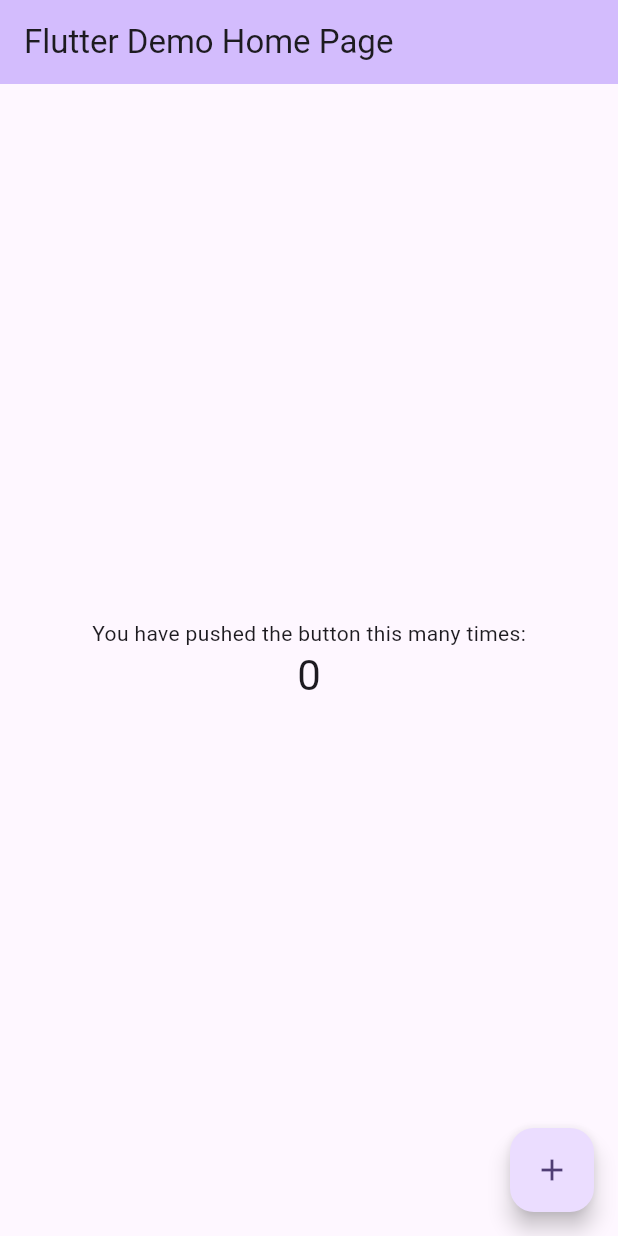
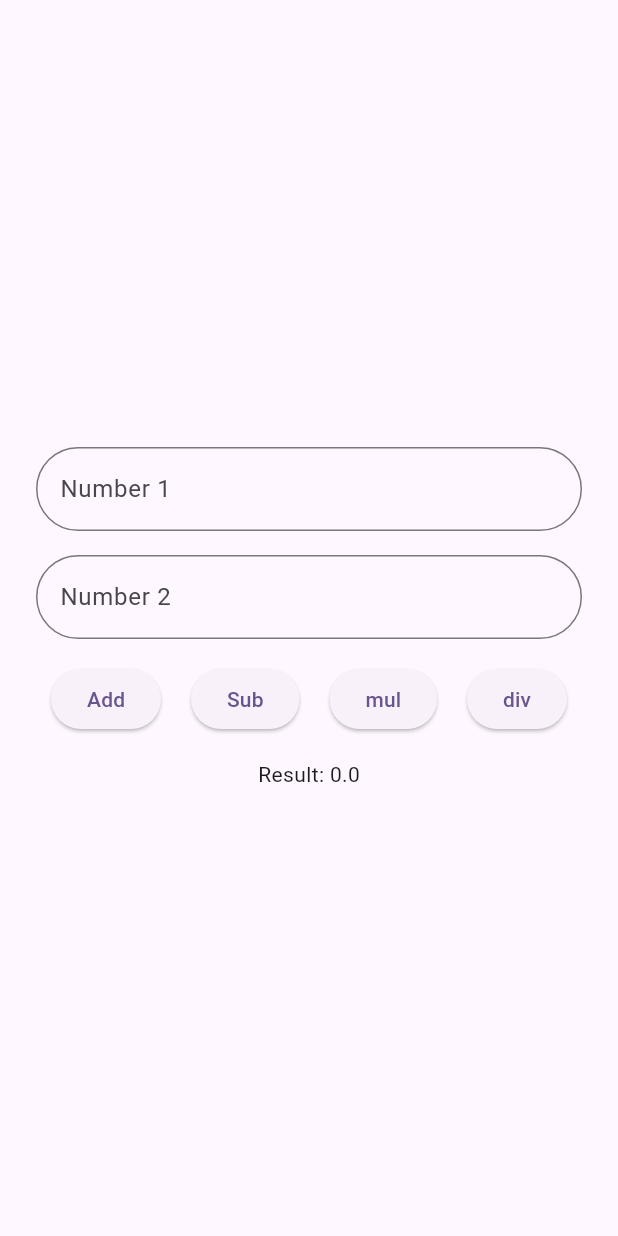
Before and after one commit to HoualefAkram/asr-app, a Flutter app: the screen it shows after launch, on a phone screen of 412 x 824 dp. Run offline on Flutter 3.47's test engine with Material 3 defaults, Android fonts, the phone set to English and light mode, and no system bars.

Commit message:
added funcs

```diff
--- a/lib/main.dart
+++ b/lib/main.dart
@@ -1,3 +1,4 @@
+import 'package:asr/screens/home.dart';
 import 'package:flutter/material.dart';
 
 void main() {
@@ -7,119 +8,24 @@
 class MyApp extends StatelessWidget {
   const MyApp({super.key});
 
-  // This widget is the root of your application.
   @override
   Widget build(BuildContext context) {
     return MaterialApp(
       title: 'Flutter Demo',
       theme: ThemeData(
-        // This is the theme of your application.
-        //
-        // TRY THIS: Try running your application with "flutter run". You'll see
-        // the application has a purple toolbar. Then, without quitting the app,
-        // try changing the seedColor in the colorScheme below to Colors.green
-        // and then invoke "hot reload" (save your changes or press the "hot
-        // reload" button in a Flutter-supported IDE, or press "r" if you used
-        // the command line to start the app).
-        //
-        // Notice that the counter didn't reset back to zero; the application
-        // state is not lost during the reload. To reset the state, use hot
-        // restart instead.
-        //
-        // This works for code too, not just values: Most code changes can be
-        // tested with just a hot reload.
         colorScheme: ColorScheme.fromSeed(seedColor: Colors.deepPurple),
         useMaterial3: true,
       ),
-      home: const MyHomePage(title: 'Flutter Demo Home Page'),
+      home: const Main(),
     );
   }
 }
 
-class MyHomePage extends StatefulWidget {
-  const MyHomePage({super.key, required this.title});
-
-  // This widget is the home page of your application. It is stateful, meaning
-  // that it has a State object (defined below) that contains fields that affect
-  // how it looks.
-
-  // This class is the configuration for the state. It holds the values (in this
-  // case the title) provided by the parent (in this case the App widget) and
-  // used by the build method of the State. Fields in a Widget subclass are
-  // always marked "final".
-
-  final String title;
-
-  @override
-  State<MyHomePage> createState() => _MyHomePageState();
-}
-
-class _MyHomePageState extends State<MyHomePage> {
-  int _counter = 0;
-
-  void _incrementCounter() {
-    setState(() {
-      // This call to setState tells the Flutter framework that something has
-      // changed in this State, which causes it to rerun the build method below
-      // so that the display can reflect the updated values. If we changed
-      // _counter without calling setState(), then the build method would not be
-      // called again, and so nothing would appear to happen.
-      _counter++;
-    });
-  }
+class Main extends StatelessWidget {
+  const Main({super.key});
 
   @override
   Widget build(BuildContext context) {
-    // This method is rerun every time setState is called, for instance as done
-    // by the _incrementCounter method above.
-    //
-    // The Flutter framework has been optimized to make rerunning build methods
-    // fast, so that you can just rebuild anything that needs updating rather
-    // than having to individually change instances of widgets.
-    return Scaffold(
-      appBar: AppBar(
-        // TRY THIS: Try changing the color here to a specific color (to
-        // Colors.amber, perhaps?) and trigger a hot reload to see the AppBar
-        // change color while the other colors stay the same.
-        backgroundColor: Theme.of(context).colorScheme.inversePrimary,
-        // Here we take the value from the MyHomePage object that was created by
-        // the App.build method, and use it to set our appbar title.
-        title: Text(widget.title),
-      ),
-      body: Center(
-        // Center is a layout widget. It takes a single child and positions it
-        // in the middle of the parent.
-        child: Column(
-          // Column is also a layout widget. It takes a list of children and
-          // arranges them vertically. By default, it sizes itself to fit its
-          // children horizontally, and tries to be as tall as its parent.
-          //
-          // Column has various properties to control how it sizes itself and
-          // how it positions its children. Here we use mainAxisAlignment to
-          // center the children vertically; the main axis here is the vertical
-          // axis because Columns are vertical (the cross axis would be
-          // horizontal).
-          //
-          // TRY THIS: Invoke "debug painting" (choose the "Toggle Debug Paint"
-          // action in the IDE, or press "p" in the console), to see the
-          // wireframe for each widget.
-          mainAxisAlignment: MainAxisAlignment.center,
-          children: <Widget>[
-            const Text(
-              'You have pushed the button this many times:',
-            ),
-            Text(
-              '$_counter',
-              style: Theme.of(context).textTheme.headlineMedium,
-            ),
-          ],
-        ),
-      ),
-      floatingActionButton: FloatingActionButton(
-        onPressed: _incrementCounter,
-        tooltip: 'Increment',
-        child: const Icon(Icons.add),
-      ), // This trailing comma makes auto-formatting nicer for build methods.
-    );
+    return HomeView();
   }
 }
--- /dev/null
+++ b/lib/screens/home.dart
@@ -0,0 +1,284 @@
+import 'dart:convert';
+import 'dart:developer';
+
+import 'package:flutter/material.dart';
+import 'package:http/http.dart' as http;
+
+class HomeView extends StatefulWidget {
+  const HomeView({super.key});
+
+  @override
+  State<HomeView> createState() => _HomeViewState();
+}
+
+late TextEditingController number1Controller;
+late TextEditingController number2Controller;
+
+class _HomeViewState extends State<HomeView> {
+  @override
+  void initState() {
+    number1Controller = TextEditingController();
+    number2Controller = TextEditingController();
+    super.initState();
+  }
+
+  @override
+  void dispose() {
+    number1Controller.dispose();
+    number2Controller.dispose();
+    super.dispose();
+  }
+
+  bool isLoading = false;
+  double response = 0.0;
+
+  @override
+  Widget build(BuildContext context) {
+    return Scaffold(
+      body: Center(
+        child: Padding(
+          padding: const EdgeInsets.all(24),
+          child: Column(
+            mainAxisAlignment: MainAxisAlignment.center,
+            children: [
+              TextField(
+                controller: number1Controller,
+                decoration: InputDecoration(
+                  labelText: 'Number 1',
+                  border: OutlineInputBorder(
+                    borderRadius: BorderRadius.circular(28),
+                  ),
+                ),
+              ),
+              const SizedBox(height: 16),
+              TextField(
+                controller: number2Controller,
+                decoration: InputDecoration(
+                  labelText: 'Number 2',
+                  border: OutlineInputBorder(
+                    borderRadius: BorderRadius.circular(28),
+                  ),
+                ),
+              ),
+              const SizedBox(height: 16),
+              Row(
+                mainAxisAlignment: MainAxisAlignment.spaceAround,
+                children: [
+                  ElevatedButton(
+                    onPressed: () async {
+                      try {
+                        setState(() {
+                          isLoading = true;
+                        });
+                        final double a = double.parse(number1Controller.text);
+                        final double b = double.parse(number2Controller.text);
+
+                        final double result = await add(a, b);
+                        setState(() {
+                          response = result;
+                          isLoading = false;
+                        });
+                      } catch (e) {
+                        if (context.mounted) {
+                          ScaffoldMessenger.of(context).showSnackBar(
+                            SnackBar(
+                              content: Text('Error: $e'),
+                            ),
+                          );
+                          log(e.toString());
+                          setState(() {
+                            isLoading = false;
+                            response = 0.0;
+                          });
+                        }
+                      }
+                    },
+                    child: const Text('Add'),
+                  ),
+                  ElevatedButton(
+                    onPressed: () async {
+                      try {
+                        setState(() {
+                          isLoading = true;
+                        });
+                        final double a = double.parse(number1Controller.text);
+                        final double b = double.parse(number2Controller.text);
+
+                        final double result = await sub(a, b);
+                        setState(() {
+                          response = result;
+                          isLoading = false;
+                        });
+                      } catch (e) {
+                        if (context.mounted) {
+                          ScaffoldMessenger.of(context).showSnackBar(
+                            SnackBar(
+                              content: Text('Error: $e'),
+                            ),
+                          );
+                          log(e.toString());
+                          setState(() {
+                            isLoading = false;
+                            response = 0.0;
+                          });
+                        }
+                      }
+                    },
+                    child: const Text('Sub'),
+                  ),
+                  ElevatedButton(
+                    onPressed: () async {
+                      try {
+                        setState(() {
+                          isLoading = true;
+                        });
+                        final double a = double.parse(number1Controller.text);
+                        final double b = double.parse(number2Controller.text);
+
+                        final double result = await mul(a, b);
+                        setState(() {
+                          response = result;
+                          isLoading = false;
+                        });
+                      } catch (e) {
+                        if (context.mounted) {
+                          ScaffoldMessenger.of(context).showSnackBar(
+                            SnackBar(
+                              content: Text('Error: $e'),
+                            ),
+                          );
+                          log(e.toString());
+                          setState(() {
+                            isLoading = false;
+                            response = 0.0;
+                          });
+                        }
+                      }
+                    },
+                    child: const Text('mul'),
+                  ),
+                  ElevatedButton(
+                    onPressed: () async {
+                      try {
+                        setState(() {
+                          isLoading = true;
+                        });
+                        final double a = double.parse(number1Controller.text);
+                        final double b = double.parse(number2Controller.text);
+
+                        final double result = await div(a, b);
+                        setState(() {
+                          response = result;
+                          isLoading = false;
+                        });
+                      } catch (e) {
+                        if (context.mounted) {
+                          ScaffoldMessenger.of(context).showSnackBar(
+                            SnackBar(
+                              content: Text('Error: $e'),
+                            ),
+                          );
+                          log(e.toString());
+                          setState(() {
+                            isLoading = false;
+                            response = 0.0;
+                          });
+                        }
+                      }
+                    },
+                    child: const Text('div'),
+                  ),
+                ],
+              ),
+              const SizedBox(height: 16),
+              if (isLoading)
+                const CircularProgressIndicator()
+              else
+                Text('Result: $response'),
+            ],
+          ),
+        ),
+      ),
+    );
+  }
+}
+
+Future<double> add(double a, double b) async {
+  const String url = "https://fastapi-refresh.onrender.com/math/add";
+  final response = await http.post(
+    Uri.parse(url),
+    body: jsonEncode(<String, double>{
+      'a': a,
+      'b': b,
+    }),
+    headers: <String, String>{
+      'Content-Type': 'application/json; charset=UTF-8',
+    },
+  );
+  if (response.statusCode == 200) {
+    return double.parse(jsonDecode(response.body)['result'].toString());
+  } else {
+    throw Exception(
+        'Failed to add numbers, status code: ${response.statusCode}, response: ${response.body}');
+  }
+}
+
+Future<double> sub(double a, double b) async {
+  const String url = "https://fastapi-refresh.onrender.com/math/sub";
+  final response = await http.post(
+    Uri.parse(url),
+    body: jsonEncode(<String, double>{
+      'a': a,
+      'b': b,
+    }),
+    headers: <String, String>{
+      'Content-Type': 'application/json; charset=UTF-8',
+    },
+  );
+  if (response.statusCode == 200) {
+    return double.parse(jsonDecode(response.body)['result'].toString());
+  } else {
+    throw Exception(
+        'Failed to subtract numbers, status code: ${response.statusCode}, response: ${response.body}');
+  }
+}
+
+Future<double> mul(double a, double b) async {
+  const String url = "https://fastapi-refresh.onrender.com/math/mul";
+  final response = await http.post(
+    Uri.parse(url),
+    body: jsonEncode(<String, double>{
+      'a': a,
+      'b': b,
+    }),
+    headers: <String, String>{
+      'Content-Type': 'application/json; charset=UTF-8',
+    },
+  );
+  if (response.statusCode == 200) {
+    return double.parse(jsonDecode(response.body)['result'].toString());
+  } else {
+    throw Exception(
+        'Failed to multiply numbers, status code: ${response.statusCode}, response: ${response.body}');
+  }
+}
+
+Future<double> div(double a, double b) async {
+  const String url = "https://fastapi-refresh.onrender.com/math/div";
+  final response = await http.post(
+    Uri.parse(url),
+    body: jsonEncode(<String, double>{
+      'a': a,
+      'b': b,
+    }),
+    headers: <String, String>{
+      'Content-Type': 'application/json; charset=UTF-8',
+    },
+  );
+  if (response.statusCode == 200) {
+    return double.parse(jsonDecode(response.body)['result'].toString());
+  } else {
+    throw Exception(
+        'Failed to divide numbers, status code: ${response.statusCode}, response: ${response.body}');
+  }
+}
--- a/pubspec.yaml
+++ b/pubspec.yaml
@@ -34,6 +34,7 @@ dependencies:
   # The following adds the Cupertino Icons font to your application.
   # Use with the CupertinoIcons class for iOS style icons.
   cupertino_icons: ^1.0.8
+  http: ^1.3.0
 
 dev_dependencies:
   flutter_test:
```
Also changed, not shown: pubspec.lock.
